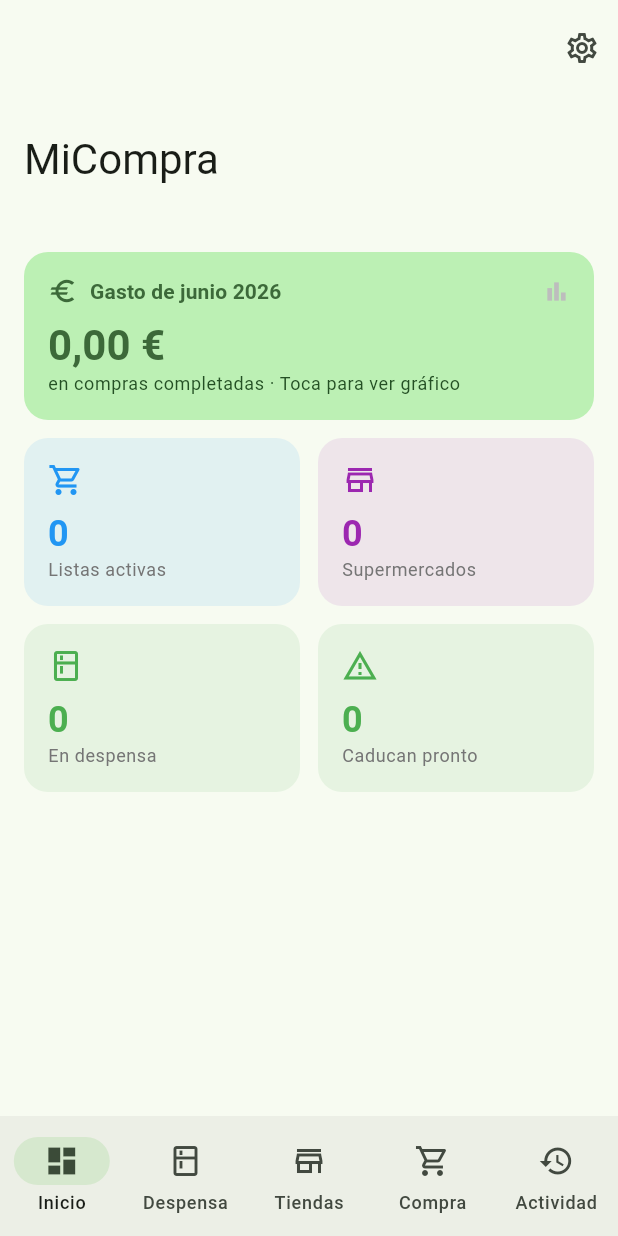
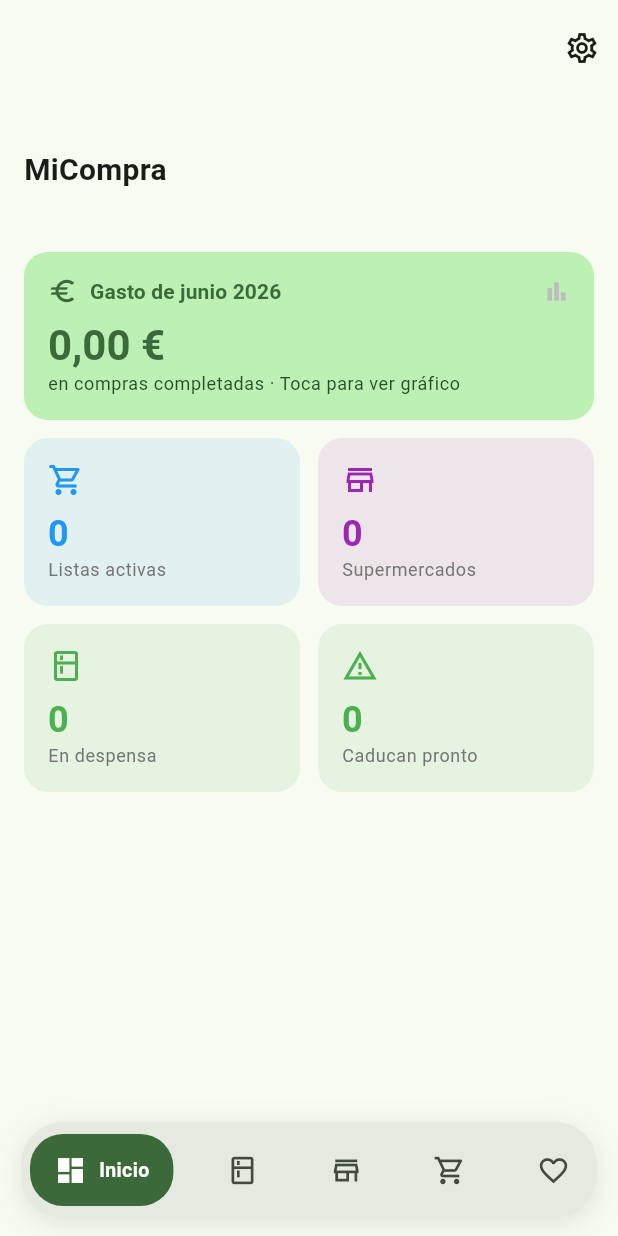
Before and after one commit to rvoroshilov/apkcompras, a Flutter app: the screen it shows after launch, on a phone screen of 412 x 824 dp. Run offline on Flutter 3.47's test engine with Material 3 defaults, Android fonts, the phone set to English and light mode, and no system bars; our stand-ins replace cloud_firestore, connectivity_plus, file_picker, firebase_auth, firebase_core, fl_chart and 7 more; missing offline and left inert: home_widget, mobile_scanner; accounts and stored records are empty; network calls fail; statements that could not run were skipped.

Commit message:
feat: menús estéticos — barra de navegación flotante + tema pulido
Barra de navegación inferior:
- Nueva AestheticNavBar flotante tipo "pill" con esquinas redondeadas y sombra
- El elemento activo se expande con animación mostrando icono + etiqueta sobre
  fondo del color del tema; el resto solo icono
- Icono de Actividad cambiado a corazón (favorite)

Tema global (app.dart):
- AppBar: título centrado, fondo surface, sin elevación, título en negrita
- Tarjetas: surfaceContainerLow, esquinas 20
- Inputs: rellenos, sin borde, esquinas 14, borde de foco en color primario
- Diálogos esquinas 24, bottom sheets 28, snackbars flotantes
- FAB y botones con esquinas redondeadas

Menú de Ajustes:
- Cada opción con icono en contenedor de color redondeado (_MenuIcon)
- Colores distintos por sección (casa, presupuesto, gastos, tema, backup...)

Co-Authored-By: Claude <noreply@anthropic.com>

```diff
--- a/lib/app.dart
+++ b/lib/app.dart
@@ -38,23 +38,76 @@ class App extends StatelessWidget {
     );
   }
 
-  static ThemeData _buildTheme(Color seed, Brightness brightness) =>
-      ThemeData(
-        colorScheme: ColorScheme.fromSeed(seedColor: seed, brightness: brightness),
+  static ThemeData _buildTheme(Color seed, Brightness brightness) {
+    final cs = ColorScheme.fromSeed(seedColor: seed, brightness: brightness);
+    return ThemeData(
+      colorScheme: cs,
       useMaterial3: true,
-        cardTheme: const CardTheme(
+      scaffoldBackgroundColor: cs.surface,
+      appBarTheme: AppBarTheme(
+        centerTitle: true,
+        scrolledUnderElevation: 0.5,
+        backgroundColor: cs.surface,
+        foregroundColor: cs.onSurface,
+        titleTextStyle: TextStyle(
+          color: cs.onSurface,
+          fontSize: 20,
+          fontWeight: FontWeight.w700,
+          letterSpacing: 0.2,
+        ),
+      ),
+      cardTheme: CardTheme(
         elevation: 0,
-          shape: RoundedRectangleBorder(
+        color: cs.surfaceContainerLow,
+        shape: const RoundedRectangleBorder(
           borderRadius: BorderRadius.all(Radius.circular(20)),
         ),
       ),
       filledButtonTheme: FilledButtonThemeData(
         style: FilledButton.styleFrom(
+          padding: const EdgeInsets.symmetric(horizontal: 20, vertical: 12),
           shape: RoundedRectangleBorder(borderRadius: BorderRadius.circular(14)),
         ),
       ),
-        chipTheme: const ChipThemeData(
-          shape: StadiumBorder(),
+      outlinedButtonTheme: OutlinedButtonThemeData(
+        style: OutlinedButton.styleFrom(
+          shape: RoundedRectangleBorder(borderRadius: BorderRadius.circular(14)),
+        ),
+      ),
+      floatingActionButtonTheme: const FloatingActionButtonThemeData(
+        shape: RoundedRectangleBorder(
+          borderRadius: BorderRadius.all(Radius.circular(18)),
+        ),
+      ),
+      chipTheme: const ChipThemeData(shape: StadiumBorder()),
+      inputDecorationTheme: InputDecorationTheme(
+        filled: true,
+        fillColor: cs.surfaceContainerHighest.withOpacity(0.4),
+        border: OutlineInputBorder(
+          borderRadius: BorderRadius.circular(14),
+          borderSide: BorderSide.none,
+        ),
+        enabledBorder: OutlineInputBorder(
+          borderRadius: BorderRadius.circular(14),
+          borderSide: BorderSide.none,
+        ),
+        focusedBorder: OutlineInputBorder(
+          borderRadius: BorderRadius.circular(14),
+          borderSide: BorderSide(color: cs.primary, width: 1.5),
+        ),
+      ),
+      dialogTheme: DialogTheme(
+        shape: RoundedRectangleBorder(borderRadius: BorderRadius.circular(24)),
+      ),
+      bottomSheetTheme: const BottomSheetThemeData(
+        shape: RoundedRectangleBorder(
+          borderRadius: BorderRadius.vertical(top: Radius.circular(28)),
+        ),
+      ),
+      snackBarTheme: SnackBarThemeData(
+        behavior: SnackBarBehavior.floating,
+        shape: RoundedRectangleBorder(borderRadius: BorderRadius.circular(14)),
       ),
     );
   }
+}
--- a/lib/screens/main_screen.dart
+++ b/lib/screens/main_screen.dart
@@ -1,5 +1,6 @@
 import 'package:connectivity_plus/connectivity_plus.dart';
 import 'package:flutter/material.dart';
+import '../widgets/aesthetic_nav_bar.dart';
 import 'activity/activity_screen.dart';
 import 'home/home_screen.dart';
 import 'pantry/pantry_screen.dart';
@@ -24,6 +25,29 @@ class _MainScreenState extends State<MainScreen> {
     ActivityScreen(),
   ];
 
+  static const _navItems = [
+    AestheticNavItem(
+        icon: Icons.dashboard_outlined,
+        selectedIcon: Icons.dashboard,
+        label: 'Inicio'),
+    AestheticNavItem(
+        icon: Icons.kitchen_outlined,
+        selectedIcon: Icons.kitchen,
+        label: 'Despensa'),
+    AestheticNavItem(
+        icon: Icons.store_outlined,
+        selectedIcon: Icons.store,
+        label: 'Tiendas'),
+    AestheticNavItem(
+        icon: Icons.shopping_cart_outlined,
+        selectedIcon: Icons.shopping_cart,
+        label: 'Compra'),
+    AestheticNavItem(
+        icon: Icons.favorite_outline,
+        selectedIcon: Icons.favorite,
+        label: 'Actividad'),
+  ];
+
   @override
   Widget build(BuildContext context) {
     return StreamBuilder<List<ConnectivityResult>>(
@@ -43,9 +67,11 @@ class _MainScreenState extends State<MainScreen> {
                     children: [
                       Icon(Icons.wifi_off, size: 18, color: Colors.white),
                       SizedBox(width: 8),
-                      Text(
-                        'Sin conexión — los cambios se sincronizarán al volver',
-                        style: TextStyle(color: Colors.white, fontSize: 13),
+                      Expanded(
+                        child: Text(
+                          'Sin conexión — los cambios se sincronizarán al volver',
+                          style: TextStyle(color: Colors.white, fontSize: 13),
+                        ),
                       ),
                     ],
                   ),
@@ -60,36 +86,10 @@ class _MainScreenState extends State<MainScreen> {
               ),
             ],
           ),
-          bottomNavigationBar: NavigationBar(
+          bottomNavigationBar: AestheticNavBar(
             selectedIndex: _selectedIndex,
-            onDestinationSelected: (i) => setState(() => _selectedIndex = i),
-            destinations: const [
-              NavigationDestination(
-                icon: Icon(Icons.dashboard_outlined),
-                selectedIcon: Icon(Icons.dashboard),
-                label: 'Inicio',
-              ),
-              NavigationDestination(
-                icon: Icon(Icons.kitchen_outlined),
-                selectedIcon: Icon(Icons.kitchen),
-                label: 'Despensa',
-              ),
-              NavigationDestination(
-                icon: Icon(Icons.store_outlined),
-                selectedIcon: Icon(Icons.store),
-                label: 'Tiendas',
-              ),
-              NavigationDestination(
-                icon: Icon(Icons.shopping_cart_outlined),
-                selectedIcon: Icon(Icons.shopping_cart),
-                label: 'Compra',
-              ),
-              NavigationDestination(
-                icon: Icon(Icons.history_outlined),
-                selectedIcon: Icon(Icons.history),
-                label: 'Actividad',
-              ),
-            ],
+            onItemSelected: (i) => setState(() => _selectedIndex = i),
+            items: _navItems,
           ),
         );
       },
--- a/lib/screens/settings/settings_screen.dart
+++ b/lib/screens/settings/settings_screen.dart
@@ -34,7 +34,8 @@ class SettingsScreen extends StatelessWidget {
           _SectionTitle('Casa compartida'),
           Card(
             child: ListTile(
-              leading: const Icon(Icons.home_outlined),
+              leading: const _MenuIcon(
+                  icon: Icons.home_outlined, color: Color(0xFF7B1FA2)),
               title: const Text('Casa compartida'),
               subtitle: Text('Código: $houseCode'),
               trailing: const Icon(Icons.chevron_right),
@@ -52,7 +53,8 @@ class SettingsScreen extends StatelessWidget {
             child: Column(
               children: [
                 ListTile(
-                  leading: const Icon(Icons.savings_outlined),
+                  leading: const _MenuIcon(
+                      icon: Icons.savings_outlined, color: Color(0xFF2E7D32)),
                   title: const Text('Presupuesto global'),
                   subtitle: Text(
                     shopping.monthlyBudget > 0
@@ -64,7 +66,8 @@ class SettingsScreen extends StatelessWidget {
                 ),
                 const Divider(height: 1),
                 ListTile(
-                  leading: const Icon(Icons.bar_chart_outlined),
+                  leading: const _MenuIcon(
+                      icon: Icons.bar_chart_outlined, color: Color(0xFF0288D1)),
                   title: const Text('Panel de gastos'),
                   subtitle: const Text('Gráficos de gasto mensual y por tienda'),
                   trailing: const Icon(Icons.chevron_right),
@@ -112,7 +115,9 @@ class SettingsScreen extends StatelessWidget {
             child: Column(
               children: [
                 ListTile(
-                  leading: Icon(_themeIcon(settings.themeMode)),
+                  leading: _MenuIcon(
+                      icon: _themeIcon(settings.themeMode),
+                      color: const Color(0xFF5E35B1)),
                   title: const Text('Modo'),
                   subtitle: Text(_themeLabel(settings.themeMode)),
                   trailing: const Icon(Icons.chevron_right),
@@ -189,7 +194,8 @@ class SettingsScreen extends StatelessWidget {
             child: Column(
               children: [
                 ListTile(
-                  leading: const Icon(Icons.upload_outlined),
+                  leading: const _MenuIcon(
+                      icon: Icons.upload_outlined, color: Color(0xFF00897B)),
                   title: const Text('Exportar datos (.zip)'),
                   subtitle: const Text(
                       'Empaqueta tus datos y fotos para transferirlos a otro móvil'),
@@ -198,7 +204,8 @@ class SettingsScreen extends StatelessWidget {
                 ),
                 const Divider(height: 1),
                 ListTile(
-                  leading: const Icon(Icons.download_outlined),
+                  leading: const _MenuIcon(
+                      icon: Icons.download_outlined, color: Color(0xFF43A047)),
                   title: const Text('Importar datos'),
                   subtitle: const Text(
                       'Restaura una copia (.zip) de MiCompra desde este dispositivo'),
@@ -214,7 +221,8 @@ class SettingsScreen extends StatelessWidget {
           _SectionTitle('Notificaciones'),
           Card(
             child: ListTile(
-              leading: const Icon(Icons.notifications_outlined),
+              leading: const _MenuIcon(
+                  icon: Icons.notifications_outlined, color: Color(0xFFE64A19)),
               title: const Text('Activar notificaciones'),
               subtitle:
                   const Text('Permite recibir alertas de caducidad'),
@@ -230,14 +238,16 @@ class SettingsScreen extends StatelessWidget {
             child: Column(
               children: [
                 const ListTile(
-                  leading: Icon(Icons.info_outline),
+                  leading: _MenuIcon(
+                      icon: Icons.info_outline, color: Color(0xFF546E7A)),
                   title: Text('MiCompra'),
                   subtitle: Text(
                       'v1.0.0 — Gestiona tu despensa y lista de la compra'),
                 ),
                 const Divider(height: 1),
                 const ListTile(
-                  leading: Icon(Icons.cloud_outlined),
+                  leading: _MenuIcon(
+                      icon: Icons.cloud_outlined, color: Color(0xFF1E88E5)),
                   title: Text('Almacenamiento'),
                   subtitle:
                       Text('Firebase Firestore · Sincronización en tiempo real'),
@@ -404,6 +414,25 @@ class SettingsScreen extends StatelessWidget {
   }
 }
 
+class _MenuIcon extends StatelessWidget {
+  final IconData icon;
+  final Color color;
+  const _MenuIcon({required this.icon, required this.color});
+
+  @override
+  Widget build(BuildContext context) {
+    return Container(
+      width: 40,
+      height: 40,
+      decoration: BoxDecoration(
+        color: color.withOpacity(0.14),
+        borderRadius: BorderRadius.circular(12),
+      ),
+      child: Icon(icon, color: color, size: 22),
+    );
+  }
+}
+
 class _SectionTitle extends StatelessWidget {
   final String title;
   const _SectionTitle(this.title);
--- /dev/null
+++ b/lib/widgets/aesthetic_nav_bar.dart
@@ -0,0 +1,136 @@
+import 'package:flutter/material.dart';
+
+/// Barra de navegación inferior flotante con indicador tipo "pill".
+/// El elemento seleccionado se expande mostrando icono + etiqueta sobre
+/// un fondo redondeado en el color del tema.
+class AestheticNavBar extends StatelessWidget {
+  final int selectedIndex;
+  final ValueChanged<int> onItemSelected;
+  final List<AestheticNavItem> items;
+
+  const AestheticNavBar({
+    super.key,
+    required this.selectedIndex,
+    required this.onItemSelected,
+    required this.items,
+  });
+
+  @override
+  Widget build(BuildContext context) {
+    final theme = Theme.of(context);
+    final cs = theme.colorScheme;
+
+    return SafeArea(
+      top: false,
+      child: Padding(
+        padding: const EdgeInsets.fromLTRB(14, 0, 14, 12),
+        child: Container(
+          height: 64,
+          decoration: BoxDecoration(
+            color: cs.surfaceContainerHigh,
+            borderRadius: BorderRadius.circular(28),
+            boxShadow: [
+              BoxShadow(
+                color: Colors.black.withOpacity(0.10),
+                blurRadius: 16,
+                offset: const Offset(0, 4),
+              ),
+            ],
+          ),
+          child: Padding(
+            padding: const EdgeInsets.symmetric(horizontal: 6),
+            child: Row(
+              mainAxisAlignment: MainAxisAlignment.spaceBetween,
+              children: List.generate(items.length, (i) {
+                final selected = i == selectedIndex;
+                return _NavButton(
+                  item: items[i],
+                  selected: selected,
+                  onTap: () => onItemSelected(i),
+                  color: cs.primary,
+                  onColor: cs.onPrimary,
+                  idleColor: cs.onSurfaceVariant,
+                );
+              }),
+            ),
+          ),
+        ),
+      ),
+    );
+  }
+}
+
+class AestheticNavItem {
+  final IconData icon;
+  final IconData selectedIcon;
+  final String label;
+
+  const AestheticNavItem({
+    required this.icon,
+    required this.selectedIcon,
+    required this.label,
+  });
+}
+
+class _NavButton extends StatelessWidget {
+  final AestheticNavItem item;
+  final bool selected;
+  final VoidCallback onTap;
+  final Color color;
+  final Color onColor;
+  final Color idleColor;
+
+  const _NavButton({
+    required this.item,
+    required this.selected,
+    required this.onTap,
+    required this.color,
+    required this.onColor,
+    required this.idleColor,
+  });
+
+  @override
+  Widget build(BuildContext context) {
+    return GestureDetector(
+      onTap: onTap,
+      behavior: HitTestBehavior.opaque,
+      child: AnimatedContainer(
+        duration: const Duration(milliseconds: 280),
+        curve: Curves.easeOutCubic,
+        height: 48,
+        padding: EdgeInsets.symmetric(horizontal: selected ? 16 : 12),
+        decoration: BoxDecoration(
+          color: selected ? color : Colors.transparent,
+          borderRadius: BorderRadius.circular(22),
+        ),
+        child: Row(
+          mainAxisSize: MainAxisSize.min,
+          children: [
+            Icon(
+              selected ? item.selectedIcon : item.icon,
+              color: selected ? onColor : idleColor,
+              size: 22,
+            ),
+            AnimatedSize(
+              duration: const Duration(milliseconds: 280),
+              curve: Curves.easeOutCubic,
+              child: selected
+                  ? Padding(
+                      padding: const EdgeInsets.only(left: 8),
+                      child: Text(
+                        item.label,
+                        style: TextStyle(
+                          color: onColor,
+                          fontWeight: FontWeight.w600,
+                          fontSize: 13,
+                        ),
+                      ),
+                    )
+                  : const SizedBox.shrink(),
+            ),
+          ],
+        ),
+      ),
+    );
+  }
+}
```
Lines whose indentation alone changed are shown as unchanged.
